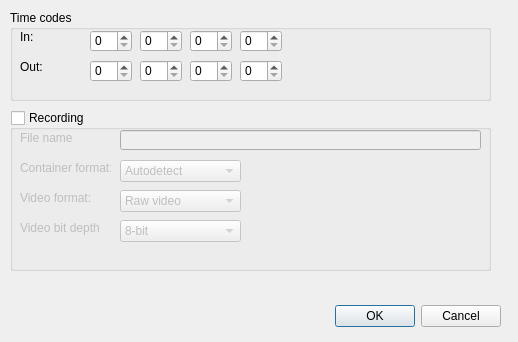
The window that Source/GUI/blackmagicdecklink_userinput.ui (bavc/qctools) describes before a commit, drawn with Qt 5.
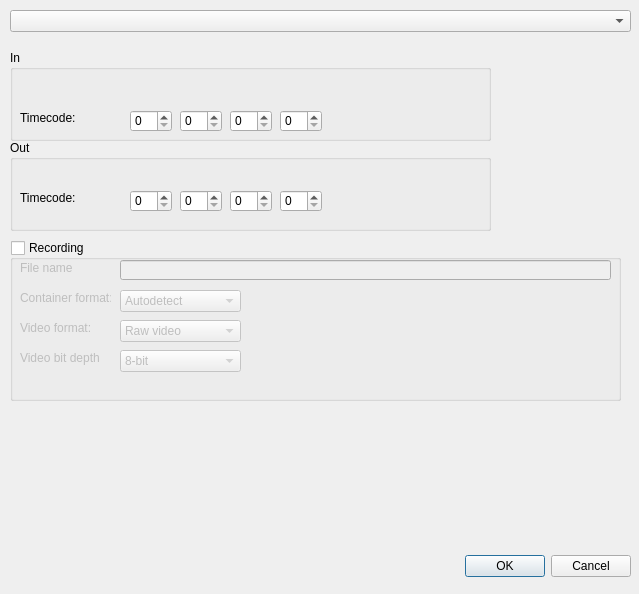
The same window after the commit.

Commit message: Do not display Blackmagic DeckLink menu if there is no card. Provide information about the count of installed cards

What changed in the file:
```diff
--- a/Source/GUI/blackmagicdecklink_userinput.ui
+++ b/Source/GUI/blackmagicdecklink_userinput.ui
@@ -6,8 +6,8 @@
    <rect>
     <x>0</x>
     <y>0</y>
-    <width>518</width>
-    <height>342</height>
+    <width>639</width>
+    <height>594</height>
    </rect>
   </property>
   <property name="windowTitle">
@@ -16,8 +16,8 @@
   <widget class="QDialogButtonBox" name="buttonBox">
    <property name="geometry">
     <rect>
-     <x>160</x>
-     <y>300</y>
+     <x>290</x>
+     <y>550</y>
      <width>341</width>
      <height>32</height>
     </rect>
@@ -33,8 +33,8 @@
    <property name="geometry">
     <rect>
      <x>10</x>
-     <y>110</y>
-     <width>481</width>
+     <y>240</y>
+     <width>611</width>
      <height>161</height>
     </rect>
    </property>
@@ -52,7 +52,7 @@
      <rect>
       <x>110</x>
       <y>20</y>
-      <width>361</width>
+      <width>491</width>
       <height>20</height>
      </rect>
     </property>
@@ -159,29 +159,19 @@
    <property name="geometry">
     <rect>
      <x>10</x>
-     <y>10</y>
+     <y>50</y>
      <width>481</width>
      <height>91</height>
     </rect>
    </property>
    <property name="title">
-    <string>Time codes</string>
+    <string>In</string>
    </property>
-   <widget class="QSpinBox" name="Out_1">
-    <property name="geometry">
-     <rect>
-      <x>80</x>
-      <y>50</y>
-      <width>42</width>
-      <height>22</height>
-     </rect>
-    </property>
-   </widget>
    <widget class="QSpinBox" name="In_3">
     <property name="geometry">
      <rect>
-      <x>180</x>
-      <y>20</y>
+      <x>220</x>
+      <y>60</y>
       <width>42</width>
       <height>22</height>
      </rect>
@@ -190,28 +180,8 @@
    <widget class="QSpinBox" name="In_4">
     <property name="geometry">
      <rect>
-      <x>230</x>
-      <y>20</y>
-      <width>42</width>
-      <height>22</height>
-     </rect>
-    </property>
-   </widget>
-   <widget class="QSpinBox" name="Out_3">
-    <property name="geometry">
-     <rect>
-      <x>180</x>
-      <y>50</y>
-      <width>42</width>
-      <height>22</height>
-     </rect>
-    </property>
-   </widget>
-   <widget class="QSpinBox" name="Out_4">
-    <property name="geometry">
-     <rect>
-      <x>230</x>
-      <y>50</y>
+      <x>270</x>
+      <y>60</y>
       <width>42</width>
       <height>22</height>
      </rect>
@@ -221,30 +191,20 @@
     <property name="geometry">
      <rect>
       <x>10</x>
-      <y>20</y>
-      <width>46</width>
-      <height>13</height>
+      <y>60</y>
+      <width>91</width>
+      <height>16</height>
      </rect>
     </property>
     <property name="text">
-     <string>In:</string>
+     <string>Timecode:</string>
     </property>
    </widget>
    <widget class="QSpinBox" name="In_1">
     <property name="geometry">
      <rect>
-      <x>80</x>
-      <y>20</y>
-      <width>42</width>
-      <height>22</height>
-     </rect>
-    </property>
-   </widget>
-   <widget class="QSpinBox" name="Out_2">
-    <property name="geometry">
-     <rect>
-      <x>130</x>
-      <y>50</y>
+      <x>120</x>
+      <y>60</y>
       <width>42</width>
       <height>22</height>
      </rect>
@@ -253,8 +213,74 @@
    <widget class="QSpinBox" name="In_2">
     <property name="geometry">
      <rect>
-      <x>130</x>
-      <y>20</y>
+      <x>170</x>
+      <y>60</y>
+      <width>42</width>
+      <height>22</height>
+     </rect>
+    </property>
+   </widget>
+   <zorder>In_3</zorder>
+   <zorder>In_4</zorder>
+   <zorder>InLabel</zorder>
+   <zorder>In_1</zorder>
+   <zorder>In_2</zorder>
+   <zorder>Out_2</zorder>
+   <zorder>Out_1</zorder>
+   <zorder>Out_4</zorder>
+   <zorder>Out_3</zorder>
+   <zorder>Out_2</zorder>
+   <zorder>Out_1</zorder>
+   <zorder>Out_4</zorder>
+   <zorder>Out_3</zorder>
+  </widget>
+  <widget class="QGroupBox" name="groupBox_3">
+   <property name="geometry">
+    <rect>
+     <x>10</x>
+     <y>140</y>
+     <width>481</width>
+     <height>91</height>
+    </rect>
+   </property>
+   <property name="title">
+    <string>Out</string>
+   </property>
+   <widget class="QSpinBox" name="Out_2">
+    <property name="geometry">
+     <rect>
+      <x>170</x>
+      <y>50</y>
+      <width>42</width>
+      <height>22</height>
+     </rect>
+    </property>
+   </widget>
+   <widget class="QSpinBox" name="Out_3">
+    <property name="geometry">
+     <rect>
+      <x>220</x>
+      <y>50</y>
+      <width>42</width>
+      <height>22</height>
+     </rect>
+    </property>
+   </widget>
+   <widget class="QSpinBox" name="Out_4">
+    <property name="geometry">
+     <rect>
+      <x>270</x>
+      <y>50</y>
+      <width>42</width>
+      <height>22</height>
+     </rect>
+    </property>
+   </widget>
+   <widget class="QSpinBox" name="Out_1">
+    <property name="geometry">
+     <rect>
+      <x>120</x>
+      <y>50</y>
       <width>42</width>
       <height>22</height>
      </rect>
@@ -265,15 +291,25 @@
      <rect>
       <x>10</x>
       <y>50</y>
-      <width>46</width>
-      <height>13</height>
+      <width>91</width>
+      <height>16</height>
      </rect>
     </property>
     <property name="text">
-     <string>Out:</string>
+     <string>Timecode:</string>
     </property>
    </widget>
   </widget>
+  <widget class="QComboBox" name="CardsList">
+   <property name="geometry">
+    <rect>
+     <x>10</x>
+     <y>10</y>
+     <width>621</width>
+     <height>22</height>
+    </rect>
+   </property>
+  </widget>
  </widget>
  <resources/>
  <connections>
```
The commit also changes 11 other files.
